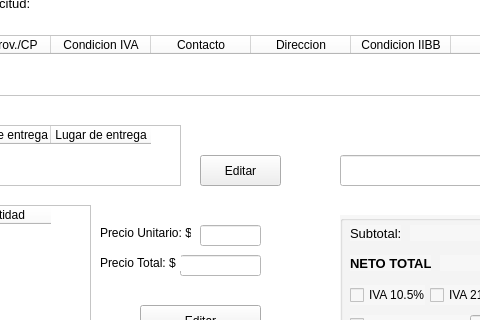
First picture: the form in editar_oc.ui, repository AyeQuinteros15/DemoPracticas, before the edit; both pictures show x 360 to 840 and y 104 to 424 of the 1163 by 768 pixel window.
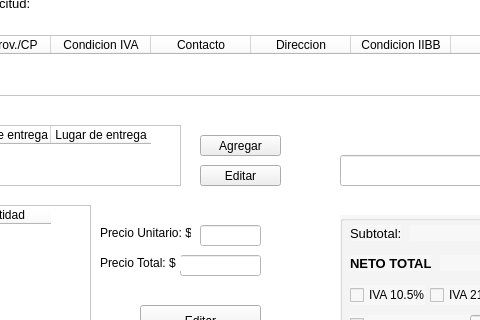
Second picture: the form after the edit. Icons and pictures are not drawn.

The edit to the form file:
```diff
--- a/editar_oc.ui
+++ b/editar_oc.ui
@@ -552,9 +552,9 @@
     <property name="geometry">
      <rect>
       <x>560</x>
-      <y>240</y>
+      <y>250</y>
       <width>81</width>
-      <height>31</height>
+      <height>21</height>
      </rect>
     </property>
     <property name="styleSheet">
@@ -1278,6 +1278,22 @@
      </property>
     </widget>
    </widget>
+   <widget class="QPushButton" name="btnAgregarEntregaPago">
+    <property name="geometry">
+     <rect>
+      <x>560</x>
+      <y>220</y>
+      <width>81</width>
+      <height>21</height>
+     </rect>
+    </property>
+    <property name="styleSheet">
+     <string notr="true">background-color: rgb(239, 239, 239);</string>
+    </property>
+    <property name="text">
+     <string>Agregar</string>
+    </property>
+   </widget>
   </widget>
   <widget class="QMenuBar" name="menubar">
    <property name="geometry">
```
